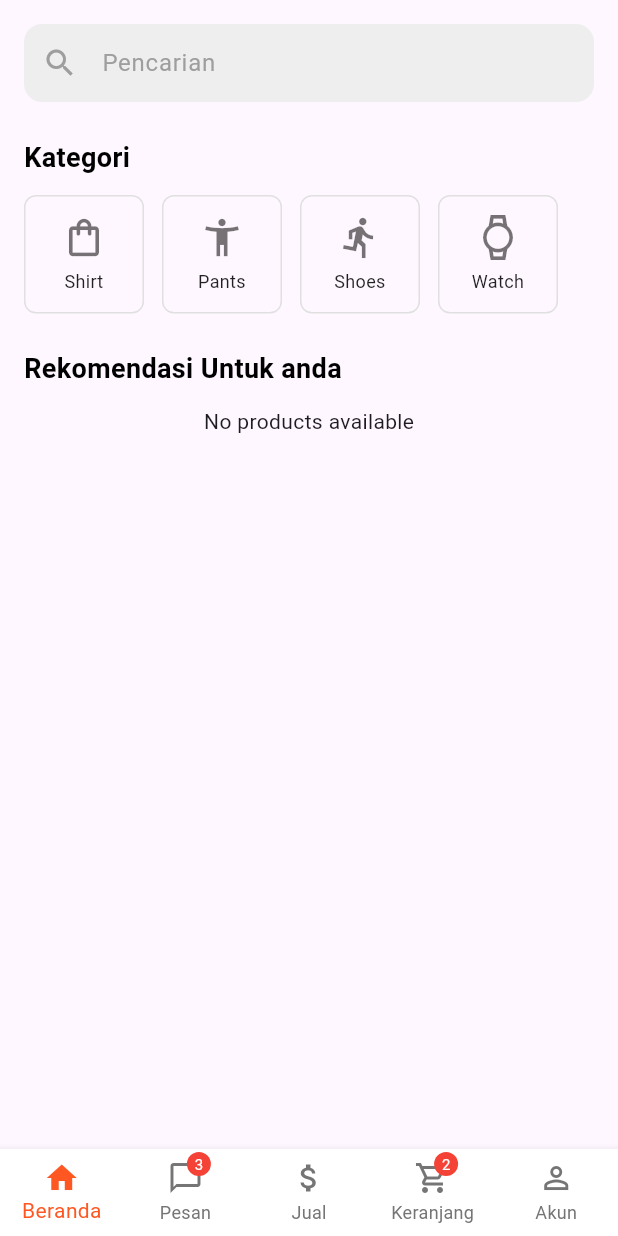
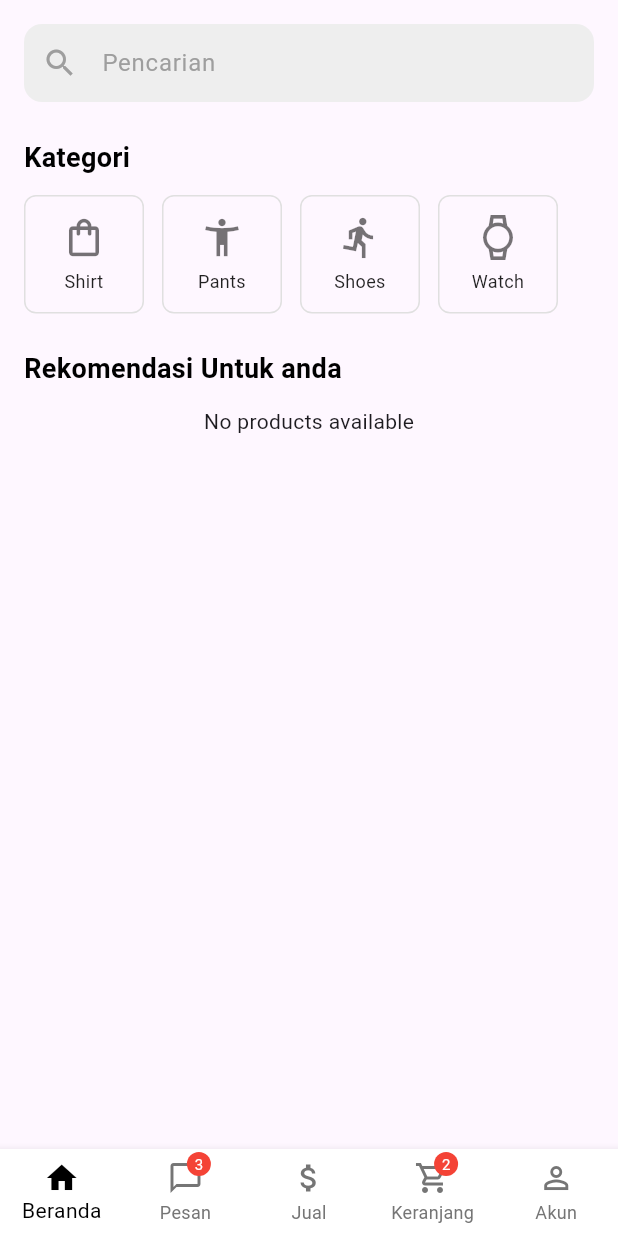
Before and after one commit to tungtungtungtungtungtungsahur/mobile-abp, a Flutter app: the HomeScreen screen opened by its route, on a phone screen of 412 x 824 dp. Run offline on Flutter 3.47's test engine with Material 3 defaults, Android fonts, the phone set to English and light mode, and no system bars; our stand-ins replace cloud_firestore, firebase_auth, firebase_core, image_picker; accounts and stored records are empty; Roboto replaces fonts that are missing (Poppins).

Commit message:
fix ui/ux

```diff
--- a/lib/components/bottom_navigation_bar.dart
+++ b/lib/components/bottom_navigation_bar.dart
@@ -41,7 +41,7 @@ class CustomBottomNavigationBar extends StatelessWidget {
         ),
       ],
       currentIndex: selectedIndex,
-      selectedItemColor: Colors.deepOrange,
+      selectedItemColor: Colors.black,
       unselectedItemColor: Colors.grey[600],
       onTap: onItemTapped,
       type: BottomNavigationBarType.fixed,
--- a/lib/home.dart
+++ b/lib/home.dart
@@ -65,7 +65,8 @@ class _HomeScreenState extends State<HomeScreen> {
 
   // Home tab content
   Widget _buildHomeContent() {
-    return SingleChildScrollView(
+    return SafeArea(
+      child: SingleChildScrollView(
         child: Padding(
           padding: const EdgeInsets.symmetric(horizontal: 16.0),
           child: Column(
@@ -83,6 +84,7 @@ class _HomeScreenState extends State<HomeScreen> {
               _buildProductsStream(),
               const SizedBox(height: 20),
             ],
+          ),
         ),
       ),
     );
@@ -253,7 +255,8 @@ class _HomeScreenState extends State<HomeScreen> {
 
             // Safe access to product fields with null checks
             final images = product['images'] as List<dynamic>?;
-            final imageUrl = images?.isNotEmpty == true ? images![0].toString() : '';
+            final imageUrl =
+                images?.isNotEmpty == true ? images![0].toString() : '';
             final name = product['name']?.toString() ?? 'No Name';
             final price = product['price']?.toString() ?? '0';
             final condition = product['condition']?.toString() ?? 'Unknown';
@@ -326,7 +329,9 @@ class _HomeScreenState extends State<HomeScreen> {
           MaterialPageRoute(
             builder: (context) => DetailBarangShop(
               product: {
-                'images': [imageUrl], // Pass as array to match Cloudinary format
+                'images': [
+                  imageUrl
+                ], // Pass as array to match Cloudinary format
                 'name': name,
                 'price': price.replaceAll('Rp. ', ''),
                 'condition': condition,
```
Lines whose indentation alone changed are shown as unchanged.
